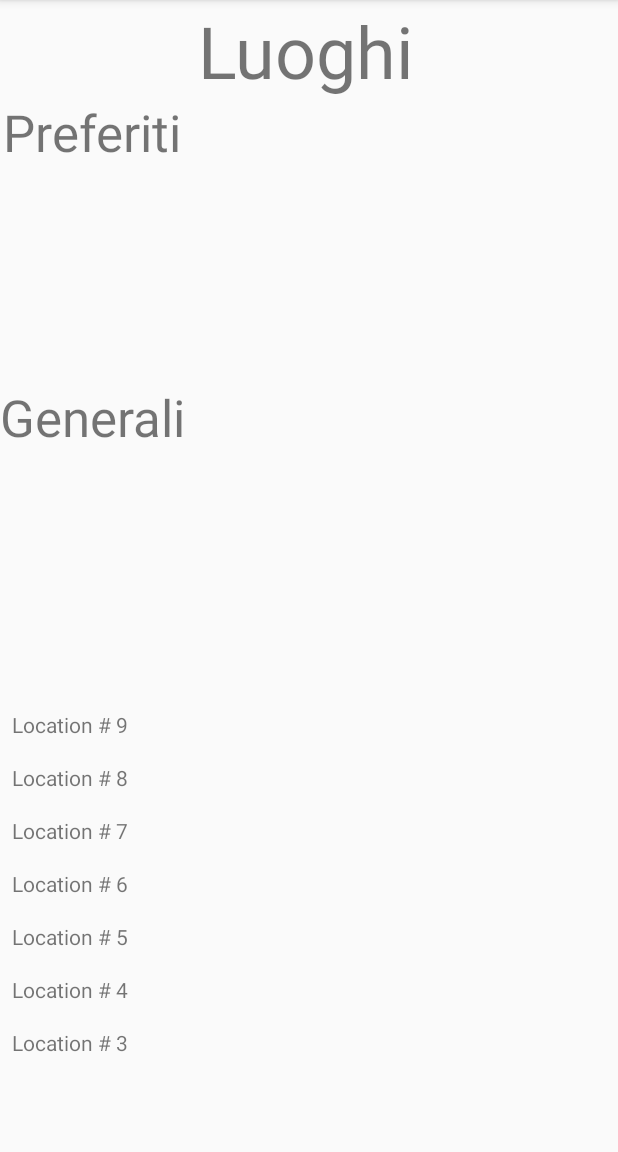
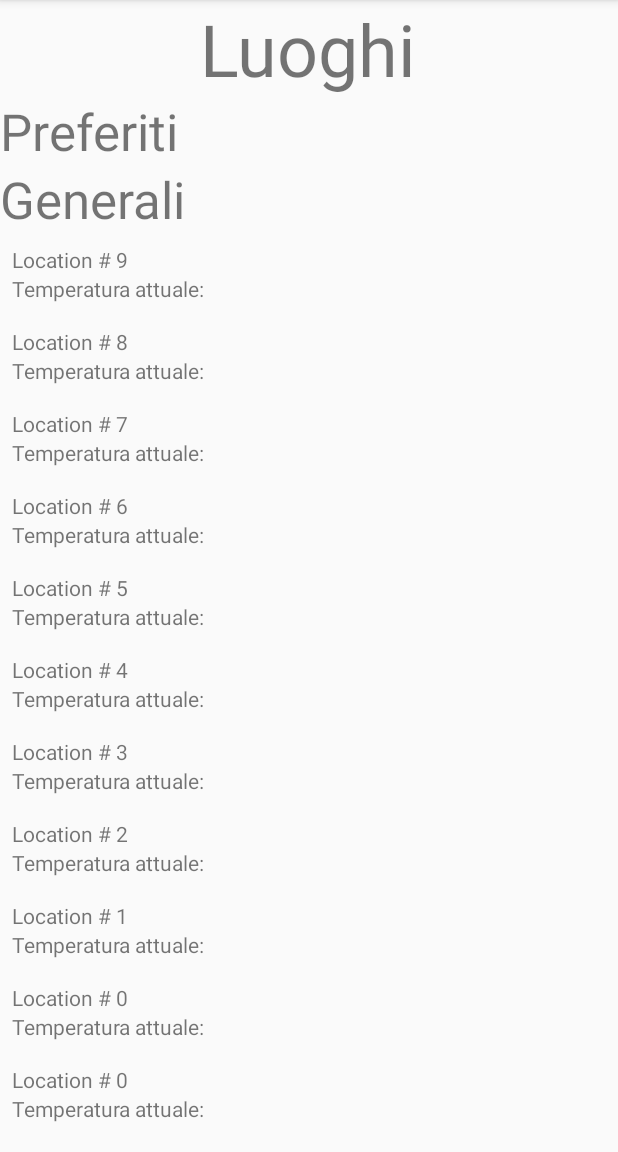
Before and after one commit to matteo-metaldi/appMobile, an Android app: the screen it shows after launch (MainActivity), on a phone screen of 412 x 824 dp, the part 84-1236 px from its top. Run offline under Robolectric (Android 15) with nearby library versions, the phone set to English and light mode, and no system bars.

Commit message:
fixed constrains pt2

```diff
--- a/app/src/main/res/layout/fragment_preferiti_generale.xml
+++ b/app/src/main/res/layout/fragment_preferiti_generale.xml
@@ -1,5 +1,5 @@
 <?xml version="1.0" encoding="utf-8"?>
-<RelativeLayout xmlns:android="http://schemas.android.com/apk/res/android"
+<androidx.constraintlayout.widget.ConstraintLayout xmlns:android="http://schemas.android.com/apk/res/android"
     xmlns:app="http://schemas.android.com/apk/res-auto"
     xmlns:tools="http://schemas.android.com/tools"
     android:layout_width="match_parent"
@@ -10,59 +10,64 @@
 
     <TextView
         android:id="@+id/textView3"
-        android:layout_width="match_parent"
+        android:layout_width="wrap_content"
         android:layout_height="wrap_content"
         android:layout_alignParentStart="true"
         android:layout_alignParentTop="true"
-        android:layout_marginStart="2dp"
-        android:layout_marginTop="65dp"
         android:text="Preferiti"
-        android:textSize="34sp" />
+        android:textSize="34sp"
+        app:layout_constraintStart_toStartOf="parent"
+        app:layout_constraintTop_toBottomOf="@+id/textView4" />
 
     <TextView
         android:id="@+id/textView2"
-        android:layout_width="match_parent"
+        android:layout_width="wrap_content"
         android:layout_height="wrap_content"
         android:layout_alignParentStart="true"
         android:layout_alignParentTop="true"
         android:layout_alignParentEnd="true"
         android:layout_centerHorizontal="true"
-        android:layout_marginStart="0dp"
-        android:layout_marginTop="255dp"
-        android:layout_marginEnd="0dp"
         android:text="Generali"
-        android:textSize="34sp" />
+        android:textSize="34sp"
+        app:layout_constraintStart_toStartOf="parent"
+        app:layout_constraintTop_toBottomOf="@+id/recyclerView_preferiti" />
 
     <androidx.recyclerview.widget.RecyclerView
         android:id="@+id/recyclerView_preferiti"
-        android:layout_width="409dp"
-        android:layout_height="143dp"
+        android:layout_width="wrap_content"
+        android:layout_height="wrap_content"
         android:layout_alignParentStart="true"
         android:layout_alignParentTop="true"
-        android:layout_marginStart="2dp"
-        android:layout_marginTop="111dp" />
+        app:layout_constraintEnd_toEndOf="parent"
+        app:layout_constraintHorizontal_bias="0.0"
+        app:layout_constraintStart_toStartOf="parent"
+        app:layout_constraintTop_toBottomOf="@+id/textView3" />
 
     <androidx.recyclerview.widget.RecyclerView
         android:id="@+id/recyclerView_generale"
-        android:layout_width="match_parent"
-        android:layout_height="243dp"
+        android:layout_width="wrap_content"
+        android:layout_height="wrap_content"
         android:layout_alignParentStart="true"
         android:layout_alignParentBottom="true"
-        android:layout_marginStart="0dp"
-        android:layout_marginBottom="59dp">
+        app:layout_constraintEnd_toEndOf="parent"
+        app:layout_constraintHorizontal_bias="0.0"
+        app:layout_constraintStart_toStartOf="parent"
+        app:layout_constraintTop_toBottomOf="@+id/textView2">
 
     </androidx.recyclerview.widget.RecyclerView>
 
     <TextView
         android:id="@+id/textView4"
-        android:layout_width="411dp"
+        android:layout_width="wrap_content"
         android:layout_height="wrap_content"
         android:layout_alignParentStart="true"
         android:layout_alignParentTop="true"
-        android:layout_marginStart="-1dp"
-        android:layout_marginTop="1dp"
         android:gravity="center"
         android:text="Luoghi"
-        android:textSize="48sp" />
+        android:textSize="48sp"
+        app:layout_constraintEnd_toEndOf="parent"
+        app:layout_constraintHorizontal_bias="0.498"
+        app:layout_constraintStart_toStartOf="parent"
+        app:layout_constraintTop_toTopOf="parent" />
 
-</RelativeLayout>
+</androidx.constraintlayout.widget.ConstraintLayout>
--- a/app/src/main/res/layout/list_item.xml
+++ b/app/src/main/res/layout/list_item.xml
@@ -9,4 +9,11 @@
         android:layout_width="match_parent"
         android:layout_height="wrap_content"
         android:text="Title"/>
+
+    <TextView
+        android:id="@+id/temperatura"
+        android:layout_width="match_parent"
+        android:layout_height="wrap_content"
+        android:text="Temperatura attuale:" />
+
 </LinearLayout>
--- a/app/src/main/res/mipmap-anydpi-v26/ic_launcher.xml
+++ b/app/src/main/res/mipmap-anydpi-v26/ic_launcher.xml
@@ -1,5 +1,5 @@
 <?xml version="1.0" encoding="utf-8"?>
 <adaptive-icon xmlns:android="http://schemas.android.com/apk/res/android">
     <background android:drawable="@drawable/ic_launcher_background" />
-    <foreground android:drawable="@drawable/ic_launcher_foreground" />
+
 </adaptive-icon>
--- a/app/src/main/res/mipmap-anydpi-v26/ic_launcher_round.xml
+++ b/app/src/main/res/mipmap-anydpi-v26/ic_launcher_round.xml
@@ -1,5 +1,4 @@
 <?xml version="1.0" encoding="utf-8"?>
 <adaptive-icon xmlns:android="http://schemas.android.com/apk/res/android">
     <background android:drawable="@drawable/ic_launcher_background" />
-    <foreground android:drawable="@drawable/ic_launcher_foreground" />
 </adaptive-icon>
```
Also changed, not shown: app/src/main/res/drawable-v24/ic_launcher_foreground.xml (deleted, +0 -34 lines), app/src/main/res/layout/fragment_splash.xml (+8 -14 lines), app/src/main/res/drawable-ldpi/supsi.png (deleted), app/src/main/res/drawable-mdpi/supsi.png (deleted), app/src/main/res/drawable-xhdpi/supsi.png (deleted), app/src/main/res/drawable-xxhdpi/supsi.png (deleted), app/src/main/res/drawable-xxxhdpi/supsi.png (deleted).
